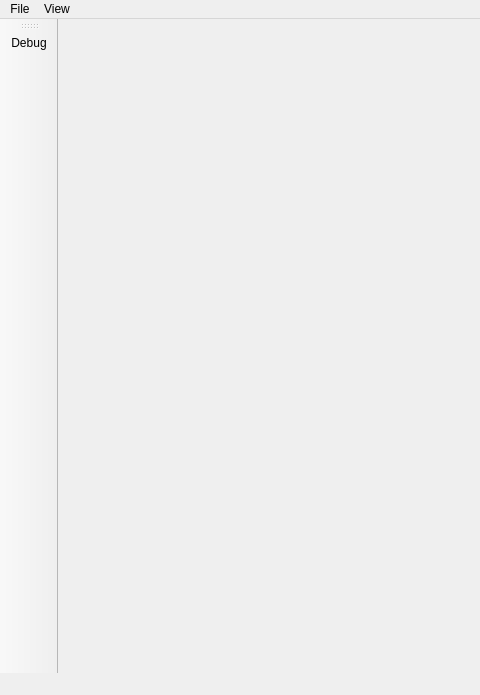
The window that ui/mainwindow.ui (ofey404/MPSOscilloscope) describes before a commit, drawn with Qt 5; both pictures show x 0 to 480 and y 0 to 695 of the 1020 by 695 pixel window.
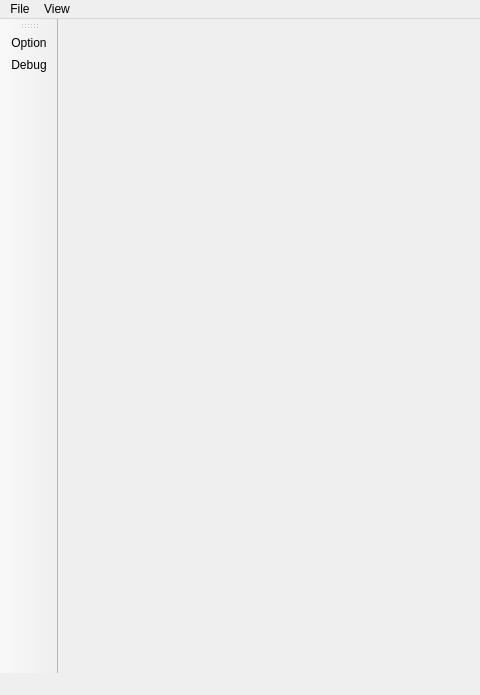
The same window after the commit.

What changed in the file:
```diff
--- a/ui/mainwindow.ui
+++ b/ui/mainwindow.ui
@@ -82,6 +82,7 @@
    <attribute name="toolBarBreak">
     <bool>false</bool>
    </attribute>
+   <addaction name="actionOption"/>
    <addaction name="actionDebug"/>
   </widget>
   <action name="actionNew">
@@ -102,6 +103,14 @@
     <string>Debug action</string>
    </property>
   </action>
+  <action name="actionOption">
+   <property name="text">
+    <string>Option</string>
+   </property>
+   <property name="toolTip">
+    <string>Options of oscilloscope.</string>
+   </property>
+  </action>
  </widget>
  <resources/>
  <connections/>
```
Left out of the diff: 14 changed lines with no effect on the pictures.
